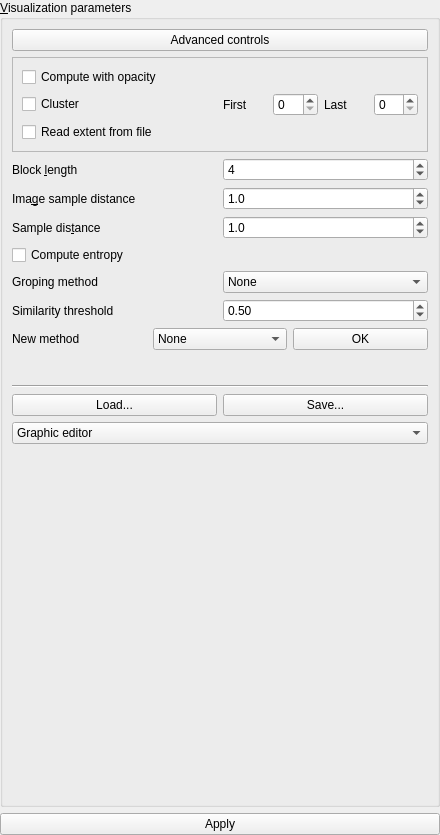
Above: starviewer/src/extensions/playground/optimalviewpoint/optimalviewpointinputparametersformbase.ui from starviewer-medical/starviewer before the change. Below: the same form after it.
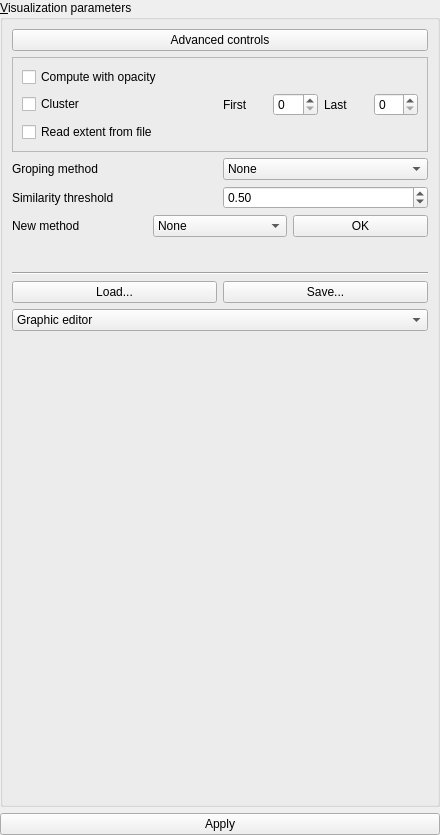
That is the form after the change. Custom widgets are drawn as their Qt base class.

Commit message: ENH: Controls dels càlculs d'entropy rate i excess entropy a QOptimalViewpointExtension.

```diff
--- a/starviewer/src/extensions/playground/optimalviewpoint/optimalviewpointinputparametersformbase.ui
+++ b/starviewer/src/extensions/playground/optimalviewpoint/optimalviewpointinputparametersformbase.ui
@@ -135,133 +135,6 @@
         </layout>
        </widget>
       </item>
-      <item>
-       <layout class="QHBoxLayout" >
-        <property name="margin" >
-         <number>0</number>
-        </property>
-        <property name="spacing" >
-         <number>6</number>
-        </property>
-        <item>
-         <widget class="QLabel" name="m_labelVisualizationBlockLength" >
-          <property name="text" >
-           <string>Block &amp;length</string>
-          </property>
-          <property name="buddy" >
-           <cstring>m_spinBoxVisualizationBlockLength</cstring>
-          </property>
-         </widget>
-        </item>
-        <item>
-         <widget class="QSpinBox" name="m_spinBoxVisualizationBlockLength" >
-          <property name="statusTip" >
-           <string>Block length (L) to compute excess entropy</string>
-          </property>
-          <property name="maximum" >
-           <number>6</number>
-          </property>
-          <property name="minimum" >
-           <number>2</number>
-          </property>
-          <property name="value" >
-           <number>4</number>
-          </property>
-         </widget>
-        </item>
-       </layout>
-      </item>
-      <item>
-       <layout class="QHBoxLayout" >
-        <property name="margin" >
-         <number>0</number>
-        </property>
-        <property name="spacing" >
-         <number>6</number>
-        </property>
-        <item>
-         <widget class="QLabel" name="m_labelVisualizationImageSampleDistance" >
-          <property name="text" >
-           <string>Ima&amp;ge sample distance</string>
-          </property>
-          <property name="buddy" >
-           <cstring>m_doubleSpinBoxVisualizationImageSampleDistance</cstring>
-          </property>
-         </widget>
-        </item>
-        <item>
-         <widget class="QDoubleSpinBox" name="m_doubleSpinBoxVisualizationImageSampleDistance" >
-          <property name="statusTip" >
-           <string>Horizontal and vertical distance between rays</string>
-          </property>
-          <property name="decimals" >
-           <number>1</number>
-          </property>
-          <property name="maximum" >
-           <double>512.000000000000000</double>
-          </property>
-          <property name="minimum" >
-           <double>0.100000000000000</double>
-          </property>
-          <property name="singleStep" >
-           <double>0.100000000000000</double>
-          </property>
-          <property name="value" >
-           <double>1.000000000000000</double>
-          </property>
-         </widget>
-        </item>
-       </layout>
-      </item>
-      <item>
-       <layout class="QHBoxLayout" >
-        <property name="margin" >
-         <number>0</number>
-        </property>
-        <property name="spacing" >
-         <number>6</number>
-        </property>
-        <item>
-         <widget class="QLabel" name="m_labelVisualizationSampleDistance" >
-          <property name="text" >
-           <string>Sample dis&amp;tance</string>
-          </property>
-          <property name="buddy" >
-           <cstring>m_doubleSpinBoxVisualizationSampleDistance</cstring>
-          </property>
-         </widget>
-        </item>
-        <item>
-         <widget class="QDoubleSpinBox" name="m_doubleSpinBoxVisualizationSampleDistance" >
-          <property name="statusTip" >
-           <string>Distance between samples on one ray</string>
-          </property>
-          <property name="decimals" >
-           <number>1</number>
-          </property>
-          <property name="maximum" >
-           <double>512.000000000000000</double>
-          </property>
-          <property name="minimum" >
-           <double>0.100000000000000</double>
-          </property>
-          <property name="singleStep" >
-           <double>0.100000000000000</double>
-          </property>
-          <property name="value" >
-           <double>1.000000000000000</double>
-          </property>
-         </widget>
-        </item>
-       </layout>
-      </item>
-      <item>
-       <widget class="QCheckBox" name="m_computeCheckBox" >
-        <property name="text" >
-         <string>Compute entropy</string>
-        </property>
-       </widget>
-      </item>
       <item>
        <layout class="QHBoxLayout" >
         <property name="margin" >
```
The commit also changes 8 other files.
